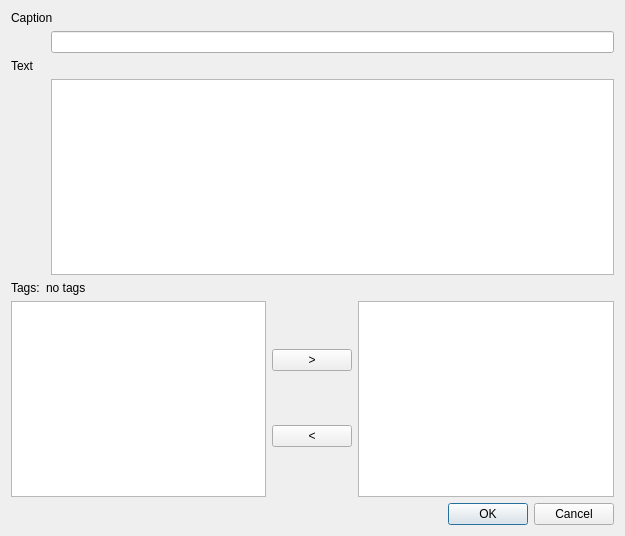
Qt form newnotedialog.ui (fatinbrain/notes2) before a commit.
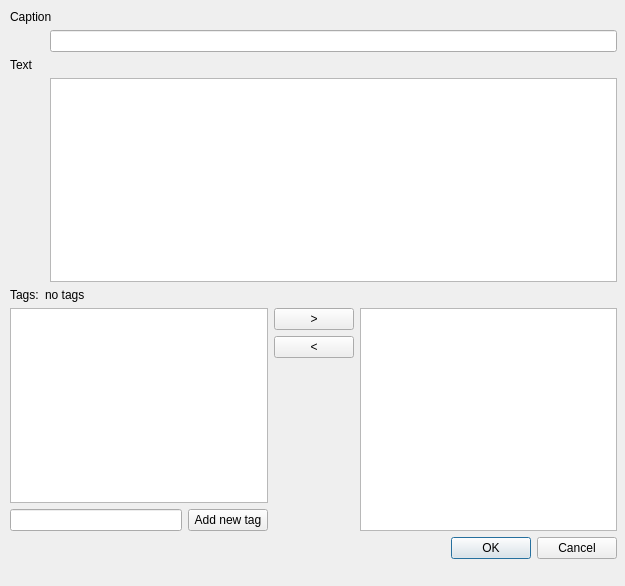
The same form after that commit.

```diff
--- a/newnotedialog.ui
+++ b/newnotedialog.ui
@@ -7,14 +7,21 @@
     <x>0</x>
     <y>0</y>
     <width>625</width>
-    <height>536</height>
+    <height>586</height>
    </rect>
   </property>
   <property name="windowTitle">
    <string>Dialog</string>
   </property>
-  <layout class="QGridLayout" name="gridLayout">
-   <item row="0" column="0">
+  <widget class="QWidget" name="">
+   <property name="geometry">
+    <rect>
+     <x>10</x>
+     <y>10</y>
+     <width>607</width>
+     <height>549</height>
+    </rect>
+   </property>
     <layout class="QVBoxLayout" name="verticalLayout_5">
      <item>
       <layout class="QVBoxLayout" name="verticalLayout">
@@ -84,8 +91,6 @@
        </item>
       </layout>
      </item>
-     <item>
-      <layout class="QVBoxLayout" name="verticalLayout_4">
        <item>
         <layout class="QHBoxLayout" name="horizontalLayout_3">
          <item>
@@ -111,9 +116,27 @@
         </layout>
        </item>
        <item>
+     <layout class="QHBoxLayout" name="horizontalLayout_5">
+      <item>
+       <layout class="QVBoxLayout" name="verticalLayout_4">
+        <item>
+         <widget class="QListWidget" name="lwTagsAvailable"/>
+        </item>
+        <item>
         <layout class="QHBoxLayout" name="horizontalLayout_4">
          <item>
-          <widget class="QListWidget" name="listWidget"/>
+           <widget class="QLineEdit" name="leNewTag"/>
+          </item>
+          <item>
+           <widget class="QPushButton" name="pbNewTag">
+            <property name="text">
+             <string>Add new tag</string>
+            </property>
+           </widget>
+          </item>
+         </layout>
+        </item>
+       </layout>
          </item>
          <item>
           <layout class="QVBoxLayout" name="verticalLayout_3">
@@ -131,13 +154,24 @@
              </property>
             </widget>
            </item>
-          </layout>
-         </item>
          <item>
-          <widget class="QListWidget" name="listWidget_2"/>
+         <spacer name="verticalSpacer">
+          <property name="orientation">
+           <enum>Qt::Vertical</enum>
+          </property>
+          <property name="sizeHint" stdset="0">
+           <size>
+            <width>20</width>
+            <height>40</height>
+           </size>
+          </property>
+         </spacer>
          </item>
         </layout>
        </item>
+      <item>
+       <widget class="QListWidget" name="lwTags"/>
+      </item>
       </layout>
      </item>
      <item>
@@ -151,8 +185,7 @@
       </widget>
      </item>
     </layout>
-   </item>
-  </layout>
+  </widget>
  </widget>
  <resources/>
  <connections>
```
Left out of the diff: 8 changed lines with no effect on the pictures. Lines whose indentation alone changed are shown as unchanged.
